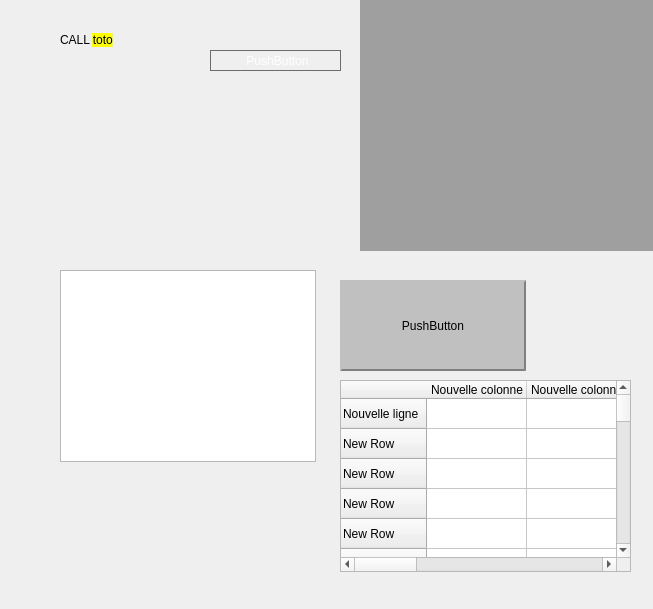
The window that x64_dbg_gui/Project/Src/Dummy.ui (x64dbg/x64_dbg_old) describes before a commit, drawn with Qt 5.
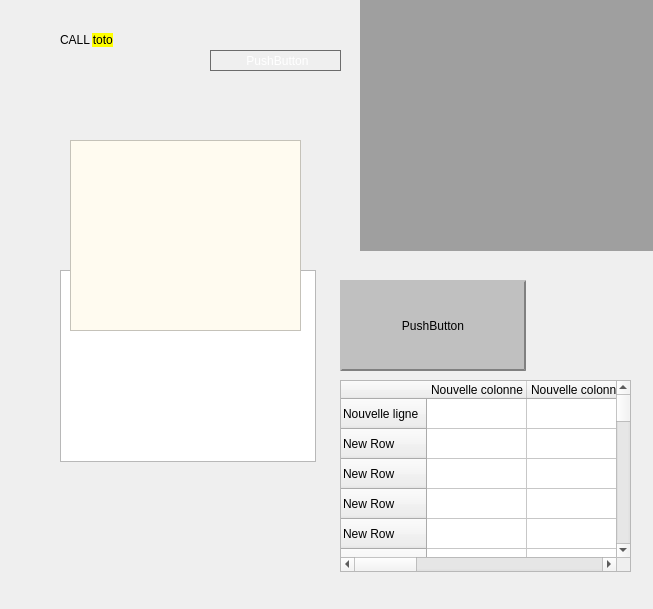
The same window after the commit.

Diff of the .ui file:
```diff
--- a/x64_dbg_gui/Project/Src/Dummy.ui
+++ b/x64_dbg_gui/Project/Src/Dummy.ui
@@ -361,6 +361,24 @@
     </rect>
    </property>
   </widget>
+  <widget class="QTextEdit" name="textEdit">
+   <property name="geometry">
+    <rect>
+     <x>70</x>
+     <y>140</y>
+     <width>231</width>
+     <height>191</height>
+    </rect>
+   </property>
+   <property name="font">
+    <font>
+     <family>Terminal</family>
+    </font>
+   </property>
+   <property name="styleSheet">
+    <string notr="true">background-color: rgb(255, 251, 240);</string>
+   </property>
+  </widget>
  </widget>
  <resources/>
  <connections/>
```
